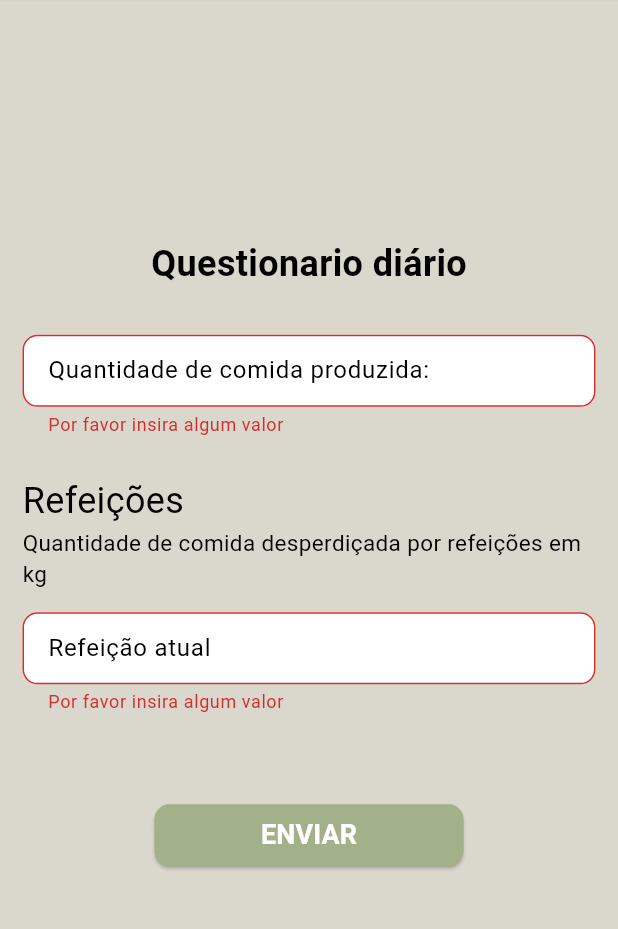
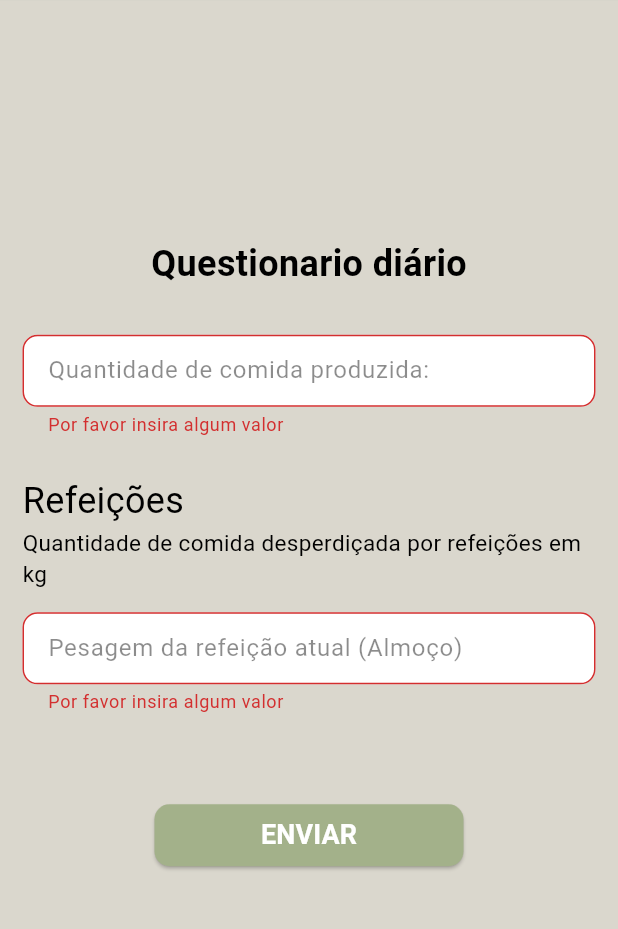
Before and after one commit to PietroBlackDev/Muzy-Sustentabilidade, a Flutter app: the MyFormsPage screen opened directly, after a tap on "ENVIAR", on a phone screen of 412 x 824 dp, the part 131-1060 px from its top. Run offline on Flutter 3.47's test engine with Material 3 defaults, Android fonts, the phone set to English and light mode, and no system bars; our stand-ins replace dio, lottie, syncfusion_flutter_charts; missing offline and left inert: lucid_validation.

Commit message:
Atualização
Correção de bugs, inserção de tipo de refeição em outra pagina

```diff
--- a/lib/componentes/decoracao_campo_aut.dart
+++ b/lib/componentes/decoracao_campo_aut.dart
@@ -3,6 +3,7 @@ import 'package:flutter/material.dart';
 InputDecoration getAuthenticationInputDecoration(String label) {
   return InputDecoration(
     hintText: label,
+    hintStyle: TextStyle(color: Colors.black45),
     filled: true,
     fillColor: Colors.white,
     contentPadding: const EdgeInsets.fromLTRB(13, 7, 13, 7),
--- a/lib/pages/my_forms_page.dart
+++ b/lib/pages/my_forms_page.dart
@@ -1,8 +1,13 @@
+import 'dart:async';
+
 import 'package:dio/dio.dart';
 import 'package:flutter/material.dart';
 import 'package:intl/intl.dart';
 import 'package:lottie/lottie.dart';
 import 'package:tg/componentes/decoracao_campo_aut.dart';
+
+Timer? _timer;
+String refeicao = '';
 
 class MyFormsPage extends StatefulWidget {
   const MyFormsPage({super.key});
@@ -12,6 +17,56 @@ class MyFormsPage extends StatefulWidget {
 }
 
 class _MyFormsPageState extends State<MyFormsPage> {
+  @override
+  void initState() {
+    super.initState();
+    tipoRefeicao();
+    iniciarTimer();
+  }
+
+  void iniciarTimer() {
+    _timer = Timer.periodic(const Duration(seconds: 600), (timer) {
+      tipoRefeicao();
+    });
+  }
+
+  void tipoRefeicao() {
+    setState(() {
+      TimeOfDay horarioCafe = TimeOfDay(hour: 10, minute: 00);
+      TimeOfDay horarioAlmoco = TimeOfDay(hour: 15, minute: 00);
+      TimeOfDay horarioTarde = TimeOfDay(hour: 18, minute: 0);
+      TimeOfDay horarioJanta = TimeOfDay(hour: 22, minute: 0);
+      TimeOfDay horarioAtual = TimeOfDay.now();
+
+      int comparacaoAlmoco = compareTimes(horarioAtual, horarioAlmoco);
+      int comparacaoJanta = compareTimes(horarioAtual, horarioJanta);
+      int comparacaoCafe = compareTimes(horarioAtual, horarioCafe);
+      int comparacaoTarde = compareTimes(horarioAtual, horarioTarde);
+
+      if (comparacaoCafe < 0) {
+        refeicao = 'Café da Manhã';
+      } else if (comparacaoAlmoco < 0) {
+        refeicao = 'Almoço';
+      } else if (comparacaoTarde < 0) {
+        refeicao = 'Café da Tarde';
+      } else if (comparacaoJanta < 0) {
+        refeicao = 'Jantar';
+      }
+    });
+  }
+
+  int compareTimes(TimeOfDay t0, TimeOfDay t1) {
+    final int minutosAtual = t0.hour * 60 + t0.minute;
+    final int minutos1 = t1.hour * 60 + t1.minute;
+    return minutosAtual.compareTo(minutos1);
+  }
+
+  @override
+  void dispose() {
+    _timer?.cancel();
+    super.dispose();
+  }
+
   String dataAgora = DateFormat.yMMMd().format(DateTime.now());
 
   var formKey = GlobalKey<FormState>();
@@ -173,7 +228,7 @@ class _MyFormsPageState extends State<MyFormsPage> {
                     },
                     controller: inputComidaDesperdicada,
                     decoration: getAuthenticationInputDecoration(
-                      'Refeição atual',
+                      'Pesagem da refeição atual ($refeicao)',
                     ),
                   ),
                   SizedBox(height: 60),
--- a/lib/pages/my_home_page.dart
+++ b/lib/pages/my_home_page.dart
@@ -48,8 +48,12 @@ class _MyHomePageState extends State<MyHomePage> {
       tipoRefeicao();
     });
 
+    _timer = Timer.periodic(const Duration(seconds: 15), (timer) {
+      registraTotalHospedes();
+    });
+
     _timer = Timer.periodic(const Duration(seconds: 3), (timer) {
-      registraTotalHospedes();
+      consultaQuantidadeApi();
       consultaValorAtual();
     });
   }
```
